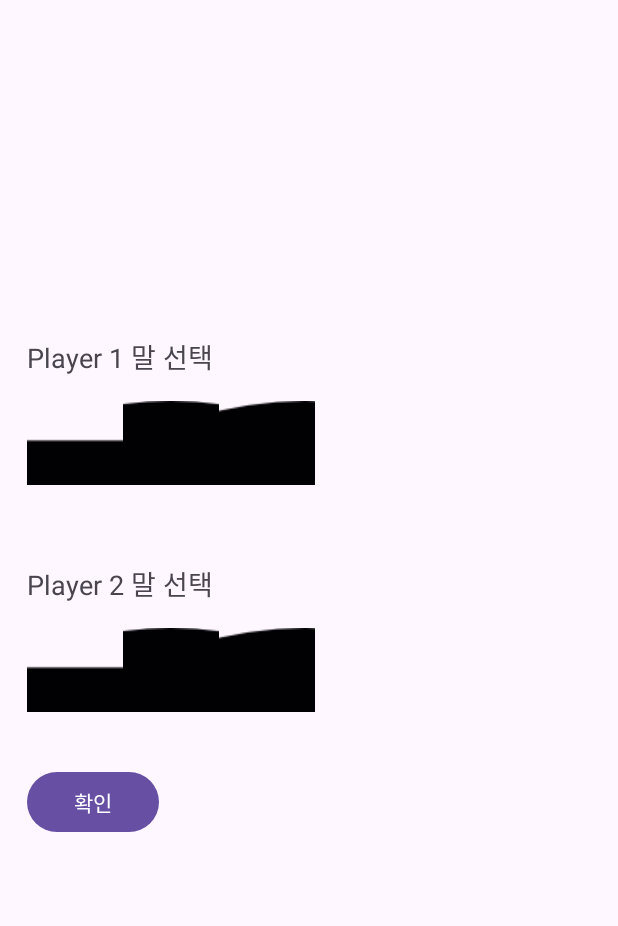
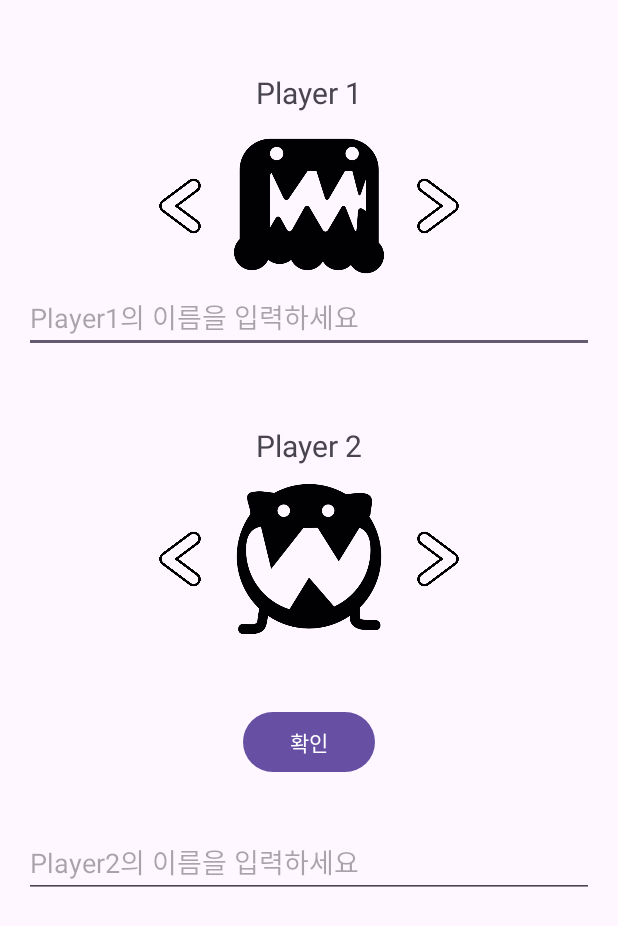
Before and after one commit to ssamchaeso/App, an Android app: the CustomizeActivity screen opened directly, with no data from a screen before it, on a phone screen of 412 x 824 dp. Shown: the top 926 px of the screen. Run offline under Robolectric (Android 15) with nearby library versions, the phone set to English and light mode, and no system bars.

Commit message:
Feat:1.5
커스터마이징기타등등 db연동

```diff
--- a/Final/app/src/main/java/com/example/myapplication/CustomizeActivity.java
+++ b/Final/app/src/main/java/com/example/myapplication/CustomizeActivity.java
@@ -3,14 +3,27 @@ package com.example.myapplication;
 import android.content.Intent;
 import android.os.Bundle;
 import android.widget.Button;
-import android.widget.RadioGroup;
+import android.widget.EditText;
+import android.widget.ImageButton;
+import android.widget.ImageView;
 import android.widget.Toast;
 
 import androidx.appcompat.app.AppCompatActivity;
 
 public class CustomizeActivity extends AppCompatActivity {
 
-    private RadioGroup player1Group, player2Group;
+    private int[] iconResIds = {
+            R.drawable.icon1,
+            R.drawable.icon2,
+            R.drawable.icon3,
+            R.drawable.icon4
+    };
+
+    private int player1Index = 0;
+    private int player2Index = 1;
+
+    private ImageView iconImageP1, iconImageP2;
+    private ImageButton leftArrowP1, rightArrowP1, leftArrowP2, rightArrowP2;
     private Button confirmButton;
 
     @Override
@@ -18,51 +31,62 @@ public class CustomizeActivity extends AppCompatActivity {
         super.onCreate(savedInstanceState);
         setContentView(R.layout.activity_customize);
 
-        player1Group = findViewById(R.id.player1Group);
-        player2Group = findViewById(R.id.player2Group);
+        iconImageP1 = findViewById(R.id.iconImageP1);
+        iconImageP2 = findViewById(R.id.iconImageP2);
+        leftArrowP1 = findViewById(R.id.leftArrowP1);
+        rightArrowP1 = findViewById(R.id.rightArrowP1);
+        leftArrowP2 = findViewById(R.id.leftArrowP2);
+        rightArrowP2 = findViewById(R.id.rightArrowP2);
+        confirmButton = findViewById(R.id.confirmButton);
+        EditText player1NameInput = findViewById(R.id.player1_name);
+        EditText player2NameInput = findViewById(R.id.player2_name);
+        updateIcons(); // 초기 아이콘 표시
 
-        confirmButton=findViewById(R.id.confirmButton);
+
+        leftArrowP1.setOnClickListener(v -> {
+            player1Index = (player1Index + iconResIds.length - 1) % iconResIds.length;
+            updateIcons();
+        });
+
+        rightArrowP1.setOnClickListener(v -> {
+            player1Index = (player1Index + 1) % iconResIds.length;
+            updateIcons();
+        });
+
+        leftArrowP2.setOnClickListener(v -> {
+            player2Index = (player2Index + iconResIds.length - 1) % iconResIds.length;
+            updateIcons();
+        });
+
+        rightArrowP2.setOnClickListener(v -> {
+            player2Index = (player2Index + 1) % iconResIds.length;
+            updateIcons();
+        });
 
         confirmButton.setOnClickListener(v -> {
-            int player1Id = player1Group.getCheckedRadioButtonId();
-            int player2Id = player2Group.getCheckedRadioButtonId();
+            String name1 = player1NameInput.getText().toString().trim();
+            String name2 = player2NameInput.getText().toString().trim();
 
-            if (player1Id == -1 || player2Id == -1) {
-                Toast.makeText(this, "두 플레이어 모두 선택하세요.", Toast.LENGTH_SHORT).show();
+            if (name1.isEmpty() || name2.isEmpty()) {
+                Toast.makeText(this, "두 플레이어 이름을 모두 입력하세요.", Toast.LENGTH_SHORT).show();
                 return;
             }
-
-            if (player1Id == player2Id ||
-                    getIconIndex(player1Id) == getIconIndex(player2Id)) {
+            if (player1Index == player2Index) {
                 Toast.makeText(this, "같은 아이콘은 선택할 수 없습니다.", Toast.LENGTH_SHORT).show();
                 return;
             }
-
-            int player1Icon = getIconDrawableRes(getIconIndex(player1Id));
-            int player2Icon = getIconDrawableRes(getIconIndex(player2Id));
-
             Intent intent = new Intent(this, MainActivity.class);
-            intent.putExtra("player1Icon", player1Icon);
-            intent.putExtra("player2Icon", player2Icon);
+            intent.putExtra("player1Name", name1);
+            intent.putExtra("player2Name", name2);
+            intent.putExtra("player1Icon", iconResIds[player1Index]);
+            intent.putExtra("player2Icon", iconResIds[player2Index]);
             startActivity(intent);
             finish();
         });
     }
 
-    private int getIconIndex(int radioButtonId) {
-        if (radioButtonId == R.id.icon1_p1 || radioButtonId == R.id.icon1_p2) return 1;
-        if (radioButtonId == R.id.icon2_p1 || radioButtonId == R.id.icon2_p2) return 2;
-        if (radioButtonId == R.id.icon3_p1 || radioButtonId == R.id.icon3_p2) return 3;
-        return 4;
-    }
-
-    private int getIconDrawableRes(int index) {
-        switch (index) {
-            case 1: return R.drawable.icon1;
-            case 2: return R.drawable.icon2;
-            case 3: return R.drawable.icon3;
-            case 4: return R.drawable.icon4;
-        }
-        return R.drawable.icon1;
+    private void updateIcons() {
+        iconImageP1.setImageResource(iconResIds[player1Index]);
+        iconImageP2.setImageResource(iconResIds[player2Index]);
     }
 }
--- a/Final/app/src/main/res/layout/activity_customize.xml
+++ b/Final/app/src/main/res/layout/activity_customize.xml
@@ -1,140 +1,120 @@
 <?xml version="1.0" encoding="utf-8"?>
-<androidx.constraintlayout.widget.ConstraintLayout xmlns:android="http://schemas.android.com/apk/res/android"
+<ScrollView xmlns:android="http://schemas.android.com/apk/res/android"
     xmlns:app="http://schemas.android.com/apk/res-auto"
     xmlns:tools="http://schemas.android.com/tools"
     android:layout_width="match_parent"
-    android:layout_height="match_parent">
+    android:layout_height="match_parent"
+    android:padding="16dp">
 
     <LinearLayout
-        android:id="@+id/linearLayout"
-        android:layout_width="405dp"
-        android:layout_height="393dp"
-        android:layout_marginTop="208dp"
+        android:layout_width="match_parent"
+        android:layout_height="wrap_content"
         android:orientation="vertical"
-        android:padding="16dp"
-        app:layout_constraintEnd_toEndOf="parent"
-        app:layout_constraintHorizontal_bias="0.333"
-        app:layout_constraintStart_toStartOf="parent"
-        app:layout_constraintTop_toTopOf="parent">
+        android:gravity="center_horizontal">
 
-        <!-- Player 1 선택 -->
+        <!-- Player 1 -->
         <TextView
+            android:id="@+id/player1Text"
             android:layout_width="wrap_content"
             android:layout_height="wrap_content"
-            android:layout_marginBottom="8dp"
-            android:text="Player 1 말 선택"
-            android:textSize="18sp" />
+            android:text="Player 1"
+            android:textSize="20sp"
+            android:layout_marginTop="32dp"/>
 
-        <RadioGroup
-            android:id="@+id/player1Group"
-            android:layout_width="350dp"
-            android:layout_height="100dp"
-            android:orientation="horizontal">
-
-            <RadioButton
-                android:id="@+id/icon1_p1"
-                android:layout_width="64dp"
-                android:layout_height="64dp"
-                android:button="@null"
-                android:drawableTop="@drawable/icon1"
-                android:gravity="center"
-                android:padding="8dp"
-                android:text="아이콘1" />
-
-            <RadioButton
-                android:id="@+id/icon2_p1"
-                android:layout_width="64dp"
-                android:layout_height="64dp"
-                android:button="@null"
-                android:drawableTop="@drawable/icon2"
-                android:gravity="center"
-                android:padding="8dp"
-                android:text="아이콘2" />
-
-            <RadioButton
-                android:id="@+id/icon3_p1"
-                android:layout_width="64dp"
-                android:layout_height="64dp"
-                android:button="@null"
-                android:drawableTop="@drawable/icon3"
-                android:gravity="center"
-                android:padding="8dp"
-                android:text="아이콘3" />
-
-            <RadioButton
-                android:id="@+id/icon4_p1"
-                android:layout_width="64dp"
-                android:layout_height="64dp"
-                android:button="@null"
-                android:drawableTop="@drawable/icon4"
-                android:gravity="center"
-                android:padding="8dp"
-                android:text="아이콘4" />
-        </RadioGroup>
-
-        <!-- Player 2 선택 -->
-        <TextView
+        <LinearLayout
             android:layout_width="wrap_content"
             android:layout_height="wrap_content"
-            android:layout_marginTop="16dp"
-            android:layout_marginBottom="8dp"
-            android:text="Player 2 말 선택"
-            android:textSize="18sp" />
+            android:orientation="horizontal"
+            android:gravity="center"
+            android:layout_marginTop="12dp">
 
-        <RadioGroup
-            android:id="@+id/player2Group"
-            android:layout_width="350dp"
-            android:layout_height="100dp"
-            android:orientation="horizontal">
+            <ImageButton
+                android:id="@+id/leftArrowP1"
+                android:layout_width="40dp"
+                android:layout_height="40dp"
+                android:background="@null"
+                android:scaleType="fitCenter"
+                android:src="@drawable/left_arrow" />
 
-            <RadioButton
-                android:id="@+id/icon1_p2"
-                android:layout_width="64dp"
-                android:layout_height="64dp"
-                android:button="@null"
-                android:drawableTop="@drawable/icon1"
-                android:gravity="center"
-                android:padding="8dp"
-                android:text="아이콘1" />
+            <ImageView
+                android:id="@+id/iconImageP1"
+                android:layout_width="100dp"
+                android:layout_height="100dp"
+                android:layout_marginHorizontal="16dp"
+                android:src="@drawable/icon1" />
 
-            <RadioButton
-                android:id="@+id/icon2_p2"
-                android:layout_width="64dp"
-                android:layout_height="64dp"
-                android:button="@null"
-                android:drawableTop="@drawable/icon2"
-                android:gravity="center"
-                android:padding="8dp"
-                android:text="아이콘2" />
+            <ImageButton
+                android:id="@+id/rightArrowP1"
+                android:layout_width="40dp"
+                android:layout_height="40dp"
+                android:background="@null"
+                android:scaleType="fitCenter"
+                android:src="@drawable/right_arrow" />
+        </LinearLayout>
 
-            <RadioButton
-                android:id="@+id/icon3_p2"
-                android:layout_width="64dp"
-                android:layout_height="64dp"
-                android:button="@null"
-                android:drawableTop="@drawable/icon3"
-                android:gravity="center"
-                android:padding="8dp"
-                android:text="아이콘3" />
+        <!-- Player 2 -->
+        <EditText
+            android:id="@+id/player1_name"
+            android:layout_width="match_parent"
+            android:layout_height="wrap_content"
+            android:ems="10"
+            android:inputType="text"
+            android:hint="Player1의 이름을 입력하세요" />
 
-            <RadioButton
-                android:id="@+id/icon4_p2"
-                android:layout_width="64dp"
-                android:layout_height="64dp"
-                android:button="@null"
-                android:drawableTop="@drawable/icon4"
-                android:gravity="center"
-                android:padding="8dp"
-                android:text="아이콘4" />
-        </RadioGroup>
+        <TextView
+            android:id="@+id/player2Text"
+            android:layout_width="wrap_content"
+            android:layout_height="wrap_content"
+            android:text="Player 2"
+            android:textSize="20sp"
+            android:layout_marginTop="48dp"/>
 
+        <LinearLayout
+            android:layout_width="wrap_content"
+            android:layout_height="wrap_content"
+            android:orientation="horizontal"
+            android:gravity="center"
+            android:layout_marginTop="12dp">
+
+            <ImageButton
+                android:id="@+id/leftArrowP2"
+                android:layout_width="40dp"
+                android:layout_height="40dp"
+                android:background="@null"
+                android:scaleType="fitCenter"
+                android:src="@drawable/left_arrow" />
+
+            <ImageView
+                android:id="@+id/iconImageP2"
+                android:layout_width="100dp"
+                android:layout_height="100dp"
+                android:layout_marginHorizontal="16dp"
+                android:src="@drawable/icon2" />
+
+            <ImageButton
+                android:id="@+id/rightArrowP2"
+                android:layout_width="40dp"
+                android:layout_height="40dp"
+                android:background="@null"
+                android:scaleType="fitCenter"
+                android:src="@drawable/right_arrow" />
+        </LinearLayout>
+
+        <!-- 확인 버튼 -->
         <Button
             android:id="@+id/confirmButton"
             android:layout_width="wrap_content"
             android:layout_height="wrap_content"
-            android:text="확인" />
+            android:text="확인"
+            android:layout_marginTop="48dp"
+            android:layout_marginBottom="32dp" />
 
+        <EditText
+            android:id="@+id/player2_name"
+            android:layout_width="match_parent"
+            android:layout_height="wrap_content"
+            android:ems="10"
+            android:inputType="text"
+            android:hint="Player2의 이름을 입력하세요" />
     </LinearLayout>
-
-
-</androidx.constraintlayout.widget.ConstraintLayout>
+</ScrollView>
```
Also changed, not shown: Final/app/src/main/java/com/example/myapplication/DBHelper.java (+34 -18 lines), Final/app/src/main/java/com/example/myapplication/MainActivity.java (+82 -46 lines), Final/app/src/main/java/com/example/myapplication/Match.java (added, +15 -0 lines), Final/app/src/main/java/com/example/myapplication/MatchAdapter.java (added, +68 -0 lines), Final/app/src/main/java/com/example/myapplication/RecordActivity.java (+25 -27 lines), Final/app/src/main/res/drawable/match_background.xml (added, +20 -0 lines), Final/app/src/main/res/layout/activity_record.xml (+3 -7 lines), Final/app/src/main/res/layout/game_result.xml (+24 -10 lines), Final/app/src/main/res/layout/match_list.xml (added, +61 -0 lines), Final/app/src/main/res/drawable/draw_icon.png (added), Final/app/src/main/res/drawable/left_arrow.png (added), Final/app/src/main/res/drawable/right_arrow.png (added).
